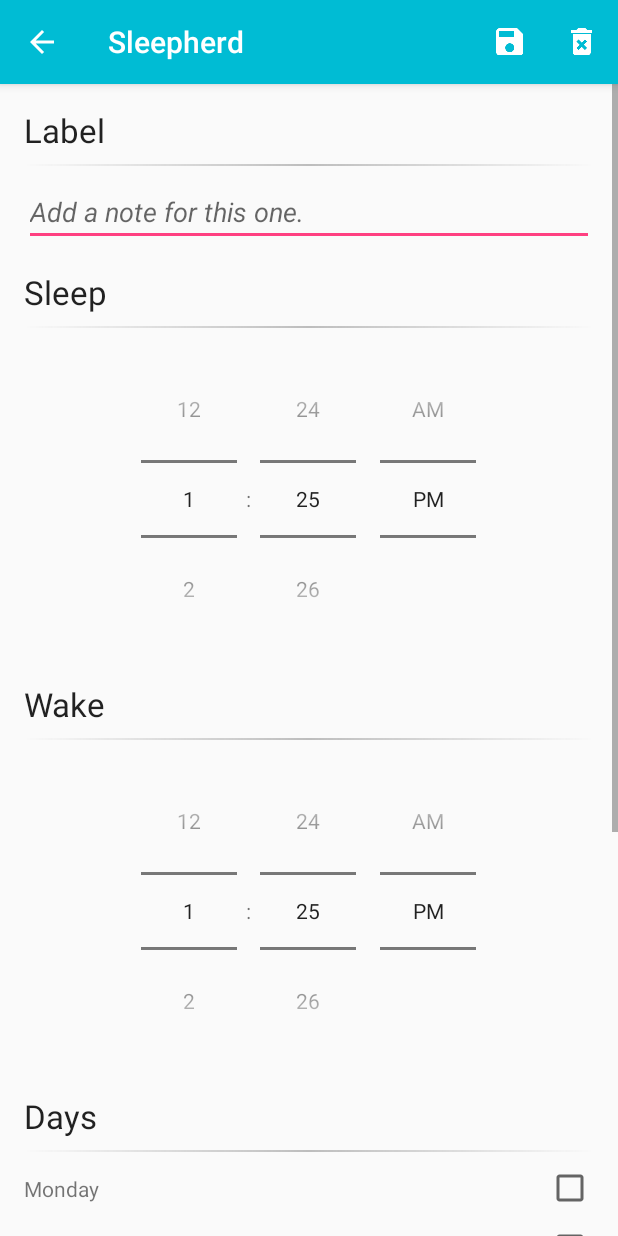
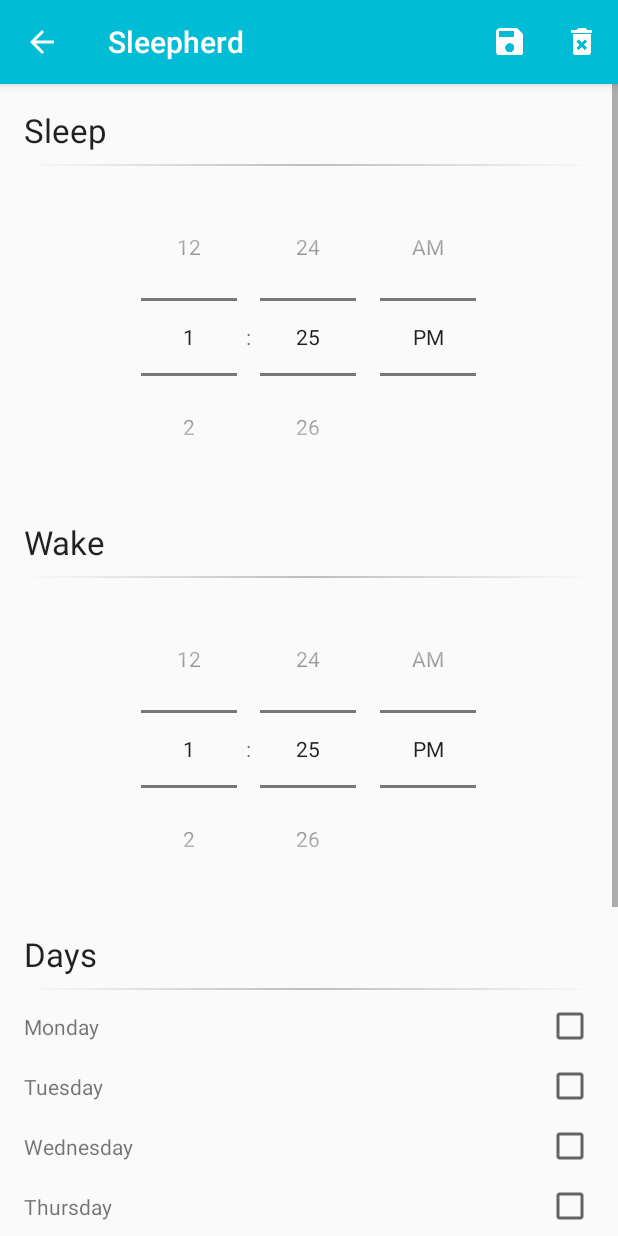
Before and after one commit to VincentZhechen/Sleepherd-08781, an Android app: the AddEditAlarmFragment screen opened directly, with no data from a screen before it, on a phone screen of 412 x 824 dp. Run offline under Robolectric (Android 15) with nearby library versions, the phone set to English and light mode, and no system bars; 14 statements that could not run were skipped.

Commit message:
remove label field for eacch sleep routine

```diff
--- a/app/src/main/java/com/github/ppartisan/simplealarms/adapter/AlarmsAdapter.java
+++ b/app/src/main/java/com/github/ppartisan/simplealarms/adapter/AlarmsAdapter.java
@@ -52,7 +52,7 @@ public final class AlarmsAdapter extends RecyclerView.Adapter<AlarmsAdapter.View
 
         holder.time.setText(AlarmUtils.getReadableTime(alarm.getTime()));
         holder.amPm.setText(AlarmUtils.getAmPm(alarm.getTime()));
-        holder.label.setText(alarm.getLabel());
+//        holder.label.setText(alarm.getLabel());
         holder.days.setText(buildSelectedDays(alarm));
 
 
@@ -127,7 +127,7 @@ public final class AlarmsAdapter extends RecyclerView.Adapter<AlarmsAdapter.View
 
             time = (TextView) itemView.findViewById(R.id.ar_time);
             amPm = (TextView) itemView.findViewById(R.id.ar_am_pm);
-            label = (TextView) itemView.findViewById(R.id.ar_label);
+//            label = (TextView) itemView.findViewById(R.id.ar_label);
             days = (TextView) itemView.findViewById(R.id.ar_days);
 
 
--- a/app/src/main/java/com/github/ppartisan/simplealarms/data/DatabaseHelper.java
+++ b/app/src/main/java/com/github/ppartisan/simplealarms/data/DatabaseHelper.java
@@ -20,7 +20,7 @@ public final class DatabaseHelper extends SQLiteOpenHelper {
 
     public static final String _ID = "_id";
     public static final String COL_TIME = "time";
-    public static final String COL_LABEL = "label";
+//    public static final String COL_LABEL = "label";
     public static final String COL_MON = "mon";
     public static final String COL_TUES = "tues";
     public static final String COL_WED = "wed";
@@ -61,7 +61,7 @@ public final class DatabaseHelper extends SQLiteOpenHelper {
                 _ID + " INTEGER PRIMARY KEY AUTOINCREMENT, " +
                 COL_TIME + " INTEGER NOT NULL, " +
                 COL_SLEEPTIME + " INTEGER NOT NULL, " +
-                COL_LABEL + " TEXT, " +
+//                COL_LABEL + " TEXT, " +
                 COL_MON + " INTEGER NOT NULL, " +
                 COL_TUES + " INTEGER NOT NULL, " +
                 COL_WED + " INTEGER NOT NULL, " +
--- a/app/src/main/java/com/github/ppartisan/simplealarms/service/AlarmReceiver.java
+++ b/app/src/main/java/com/github/ppartisan/simplealarms/service/AlarmReceiver.java
@@ -43,8 +43,8 @@ public final class AlarmReceiver extends BroadcastReceiver {
         builder.setSmallIcon(R.drawable.ic_alarm_white_24dp);
         builder.setColor(ContextCompat.getColor(context, R.color.accent));
         builder.setContentTitle(context.getString(R.string.app_name));
-        builder.setContentText(alarm.getLabel());
-        builder.setTicker(alarm.getLabel());
+//        builder.setContentText(alarm.getLabel());
+//        builder.setTicker(alarm.getLabel());
         builder.setVibrate(new long[] {1000,500,1000,500,1000,500});
         builder.setSound(RingtoneManager.getDefaultUri(RingtoneManager.TYPE_NOTIFICATION));
         builder.setContentIntent(pIntent);
--- a/app/src/main/java/com/github/ppartisan/simplealarms/ui/AddEditAlarmFragment.java
+++ b/app/src/main/java/com/github/ppartisan/simplealarms/ui/AddEditAlarmFragment.java
@@ -28,7 +28,7 @@ import java.util.Calendar;
 public final class AddEditAlarmFragment extends Fragment {
 
     private TimePicker mTimePicker;
-    private EditText mLabel;
+//    private EditText mLabel;
     private CheckBox mMon, mTues, mWed, mThurs, mFri, mSat, mSun;
 
 
@@ -64,9 +64,9 @@ public final class AddEditAlarmFragment extends Fragment {
         mSleepTimePicker = (TimePicker) v.findViewById(R.id.edit_alarm_time_picker2);
         ViewUtils.setTimePickerTime(mSleepTimePicker, alarm.getSleeptime());
 
-
-        mLabel = (EditText) v.findViewById(R.id.edit_alarm_label);
-        mLabel.setText(alarm.getLabel());
+//
+//        mLabel = (EditText) v.findViewById(R.id.edit_alarm_label);
+//        mLabel.setText(alarm.getLabel());
 
         mMon = (CheckBox) v.findViewById(R.id.edit_alarm_mon);
         mTues = (CheckBox) v.findViewById(R.id.edit_alarm_tues);
@@ -139,7 +139,7 @@ public final class AddEditAlarmFragment extends Fragment {
 
 
 
-        alarm.setLabel(mLabel.getText().toString());
+//        alarm.setLabel(mLabel.getText().toString());
 
         alarm.setDay(Alarm.MON, mMon.isChecked());
         alarm.setDay(Alarm.TUES, mTues.isChecked());
--- a/app/src/main/res/layout/fragment_add_edit_alarm.xml
+++ b/app/src/main/res/layout/fragment_add_edit_alarm.xml
@@ -17,30 +17,30 @@
         android:paddingLeft="@dimen/activity_horizontal_margin"
         android:paddingRight="@dimen/activity_horizontal_margin">
 
-        <TextView
-            android:layout_width="match_parent"
-            android:layout_height="wrap_content"
-            android:layout_marginBottom="@dimen/list_padding_vertical_small"
-            android:text="@string/label"
-            android:textAppearance="?android:attr/textAppearanceLarge"
-            tools:text="Label" />
+        <!--<TextView-->
+            <!--android:layout_width="match_parent"-->
+            <!--android:layout_height="wrap_content"-->
+            <!--android:layout_marginBottom="@dimen/list_padding_vertical_small"-->
+            <!--android:text="@string/label"-->
+            <!--android:textAppearance="?android:attr/textAppearanceLarge"-->
+            <!--tools:text="Label" />-->
 
-        <View
-            android:layout_width="match_parent"
-            android:layout_height="1dp"
-            android:layout_marginBottom="@dimen/list_padding_vertical_small"
-            android:background="@drawable/divider" />
+        <!--<View-->
+            <!--android:layout_width="match_parent"-->
+            <!--android:layout_height="1dp"-->
+            <!--android:layout_marginBottom="@dimen/list_padding_vertical_small"-->
+            <!--android:background="@drawable/divider" />-->
 
-        <EditText
-            android:id="@+id/edit_alarm_label"
-            android:layout_width="match_parent"
-            android:layout_height="wrap_content"
-            android:layout_marginBottom="@dimen/activity_vertical_margin"
-            android:hint="@string/add_label_hint"
-            android:inputType="textCapWords"
-            android:maxLength="15"
-            android:textColor="@color/secondary_text"
-            android:textStyle="italic" />
+        <!--<EditText-->
+            <!--android:id="@+id/edit_alarm_label"-->
+            <!--android:layout_width="match_parent"-->
+            <!--android:layout_height="wrap_content"-->
+            <!--android:layout_marginBottom="@dimen/activity_vertical_margin"-->
+            <!--android:hint="@string/add_label_hint"-->
+            <!--android:inputType="textCapWords"-->
+            <!--android:maxLength="15"-->
+            <!--android:textColor="@color/secondary_text"-->
+            <!--android:textStyle="italic" />-->
 
         <TextView
             android:layout_width="match_parent"
```
Also changed, not shown: app/src/main/java/com/github/ppartisan/simplealarms/model/Alarm.java (+37 -34 lines), app/src/main/java/com/github/ppartisan/simplealarms/util/AlarmUtils.java (+4 -4 lines), app/src/main/res/layout/alarm_row.xml (+5 -5 lines), 4 other files.
